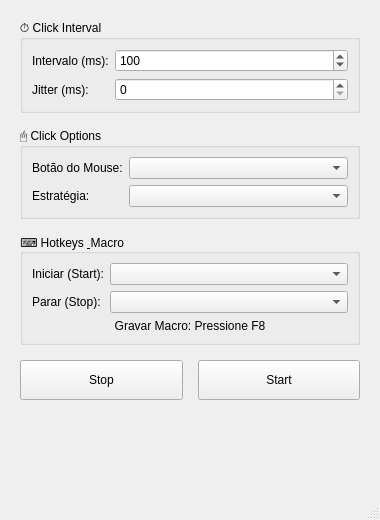
First picture: the form in ui/MainWindow.ui, repository Vulgojunin/AutoClick, before the edit.
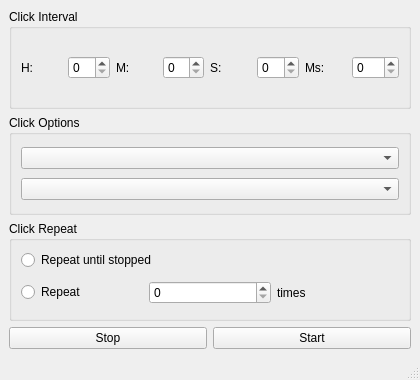
Second picture: the form after the edit.

Diff of the .ui file:
```diff
--- a/ui/MainWindow.ui
+++ b/ui/MainWindow.ui
@@ -3,180 +3,55 @@
  <class>MainWindow</class>
  <widget class="QMainWindow" name="MainWindow">
   <property name="geometry">
-   <rect>
-    <x>0</x>
-    <y>0</y>
-    <width>380</width>
-    <height>520</height>
-   </rect>
-  </property>
-  <property name="windowTitle">
-   <string>Bento AutoClicker PRO</string>
+   <rect><x>0</x><y>0</y><width>420</width><height>380</height></rect>
   </property>
   <widget class="QWidget" name="centralwidget">
-   <layout class="QVBoxLayout" name="verticalLayout_main">
-    <property name="spacing">
-     <number>15</number>
-    </property>
-    <property name="leftMargin">
-     <number>20</number>
-    </property>
-    <property name="topMargin">
-     <number>20</number>
-    </property>
-    <property name="rightMargin">
-     <number>20</number>
-    </property>
-    <property name="bottomMargin">
-     <number>20</number>
-    </property>
+   <layout class="QVBoxLayout" name="verticalLayout">
     <item>
      <widget class="QGroupBox" name="groupBoxInterval">
-      <property name="title">
-       <string>⏱ Click Interval</string>
-      </property>
-      <layout class="QFormLayout" name="formLayoutInterval">
-       <item row="0" column="0">
-        <widget class="QLabel" name="labelInterval">
-         <property name="text">
-          <string>Intervalo (ms):</string>
-         </property>
-        </widget>
-       </item>
-       <item row="0" column="1">
-        <widget class="QSpinBox" name="spinBoxInterval">
-         <property name="maximum">
-          <number>99999</number>
-         </property>
-         <property name="value">
-          <number>100</number>
-         </property>
-        </widget>
-       </item>
-       <item row="1" column="0">
-        <widget class="QLabel" name="labelJitter">
-         <property name="text">
-          <string>Jitter (ms):</string>
-         </property>
-        </widget>
-       </item>
-       <item row="1" column="1">
-        <widget class="QSpinBox" name="spinBoxJitter"></widget>
-       </item>
+      <property name="title"><string>Click Interval</string></property>
+      <layout class="QHBoxLayout" name="hLayout">
+       <item><widget class="QLabel" name="lH"><property name="text"><string>H:</string></property></widget></item>
+       <item><widget class="QSpinBox" name="spinBoxHours"/></item>
+       <item><widget class="QLabel" name="lM"><property name="text"><string>M:</string></property></widget></item>
+       <item><widget class="QSpinBox" name="spinBoxMins"/></item>
+       <item><widget class="QLabel" name="lS"><property name="text"><string>S:</string></property></widget></item>
+       <item><widget class="QSpinBox" name="spinBoxSecs"/></item>
+       <item><widget class="QLabel" name="lMs"><property name="text"><string>Ms:</string></property></widget></item>
+       <item><widget class="QSpinBox" name="spinBoxMs"><property name="maximum"><number>999</number></property></widget></item>
       </layout>
      </widget>
     </item>
     <item>
      <widget class="QGroupBox" name="groupBoxOptions">
-      <property name="title">
-       <string>🖱 Click Options</string>
-      </property>
-      <layout class="QFormLayout" name="formLayoutOptions">
-       <item row="0" column="0">
-        <widget class="QLabel" name="labelBotao">
-         <property name="text">
-          <string>Botão do Mouse:</string>
-         </property>
-        </widget>
-       </item>
-       <item row="0" column="1">
-        <widget class="QComboBox" name="comboBox"></widget>
-       </item>
-       <item row="1" column="0">
-        <widget class="QLabel" name="labelEstrategia">
-         <property name="text">
-          <string>Estratégia:</string>
-         </property>
-        </widget>
-       </item>
-       <item row="1" column="1">
-        <widget class="QComboBox" name="comboBoxStrategy"></widget>
-       </item>
+      <property name="title"><string>Click Options</string></property>
+      <layout class="QVBoxLayout" name="vLayoutOpt">
+       <item><widget class="QComboBox" name="comboBoxButton"/></item>
+       <item><widget class="QComboBox" name="comboBoxType"/></item>
       </layout>
      </widget>
     </item>
     <item>
-     <widget class="QGroupBox" name="groupBoxHotkeys">
-      <property name="title">
-       <string>⌨ Hotkeys &amp; Macro</string>
-      </property>
-      <layout class="QFormLayout" name="formLayoutHotkeys">
-       <item row="0" column="0">
-        <widget class="QLabel" name="labelStartKey">
-         <property name="text">
-          <string>Iniciar (Start):</string>
-         </property>
-        </widget>
+     <widget class="QGroupBox" name="groupBoxRepeat">
+      <property name="title"><string>Click Repeat</string></property>
+      <layout class="QVBoxLayout" name="vLayoutRep">
+       <item><widget class="QRadioButton" name="radioInfinite"><property name="text"><string>Repeat until stopped</string></property></widget></item>
+       <item>
+        <layout class="QHBoxLayout" name="hLayoutRep">
+         <item><widget class="QRadioButton" name="radioRepeat"><property name="text"><string>Repeat</string></property></widget></item>
+         <item><widget class="QSpinBox" name="spinBoxTimes"><property name="maximum"><number>999999</number></property></widget></item>
+         <item><widget class="QLabel" name="lT"><property name="text"><string>times</string></property></widget></item>
+        </layout>
        </item>
-       <item row="0" column="1">
-        <widget class="QComboBox" name="comboBoxStartKey"></widget>
-       </item>
-       <item row="1" column="0">
-        <widget class="QLabel" name="labelStopKey">
-         <property name="text">
-          <string>Parar (Stop):</string>
-         </property>
-        </widget>
-       </item>
-       <item row="1" column="1">
-        <widget class="QComboBox" name="comboBoxStopKey"></widget>
-       </item>
-       <item row="2" column="0" colspan="2">
-        <widget class="QLabel" name="labelMacroInfo">
-         <property name="alignment">
-          <set>Qt::AlignCenter</set>
-         </property>
-         <property name="text">
-          <string>Gravar Macro: Pressione F8</string>
-         </property>
-        </widget>
-       </item>
       </layout>
      </widget>
     </item>
     <item>
-     <layout class="QHBoxLayout" name="horizontalLayoutButtons">
-      <item>
-       <widget class="QPushButton" name="pushButtonStop">
-        <property name="text">
-         <string>Stop</string>
-        </property>
-        <property name="minimumSize">
-         <size>
-          <width>0</width>
-          <height>40</height>
-         </size>
-        </property>
-       </widget>
-      </item>
-      <item>
-       <widget class="QPushButton" name="pushButtonStart">
-        <property name="text">
-         <string>Start</string>
-        </property>
-        <property name="minimumSize">
-         <size>
-          <width>0</width>
-          <height>40</height>
-         </size>
-        </property>
-       </widget>
-      </item>
+     <layout class="QHBoxLayout" name="hLayoutBtns">
+      <item><widget class="QPushButton" name="pushButtonStop"><property name="text"><string>Stop</string></property></widget></item>
+      <item><widget class="QPushButton" name="pushButtonStart"><property name="text"><string>Start</string></property></widget></item>
      </layout>
     </item>
-    <item>
-     <spacer name="verticalSpacer">
-      <property name="orientation">
-       <enum>Qt::Vertical</enum>
-      </property>
-      <property name="sizeHint" stdset="0">
-       <size>
-        <width>20</width>
-        <height>40</height>
-       </size>
-      </property>
-     </spacer>
-    </item>
    </layout>
   </widget>
   <widget class="QStatusBar" name="statusbar"/>
```
Left out of the diff: 2 changed lines with no effect on the pictures.
